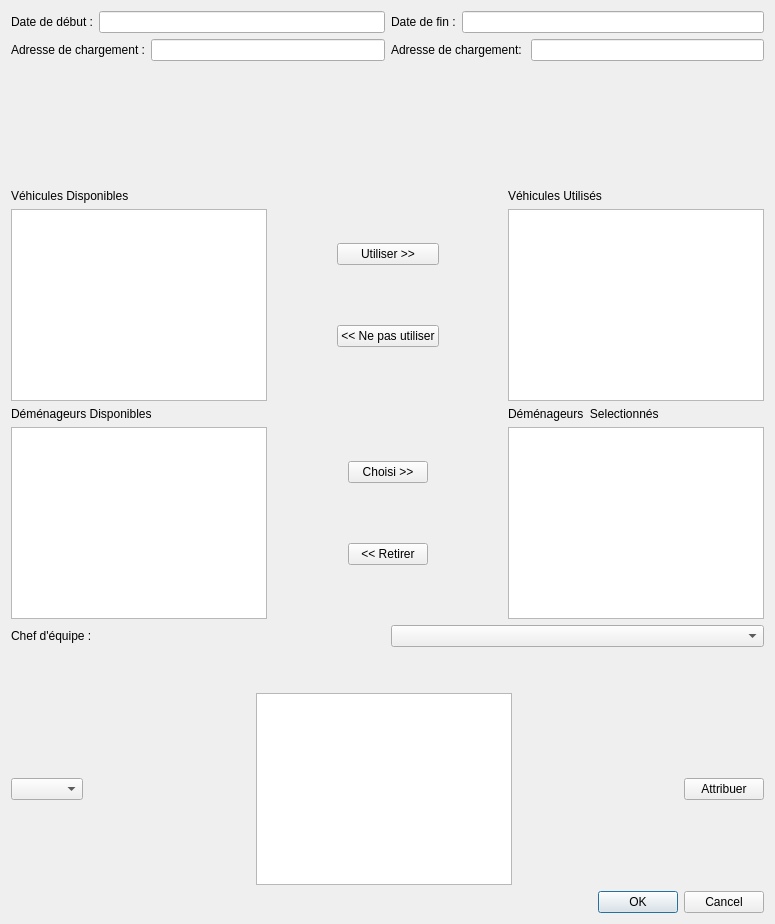
dervieuxC/gestionDemenagementCorrige, file CODE/dialogajoutdossiercommercial.ui: the form before one commit.
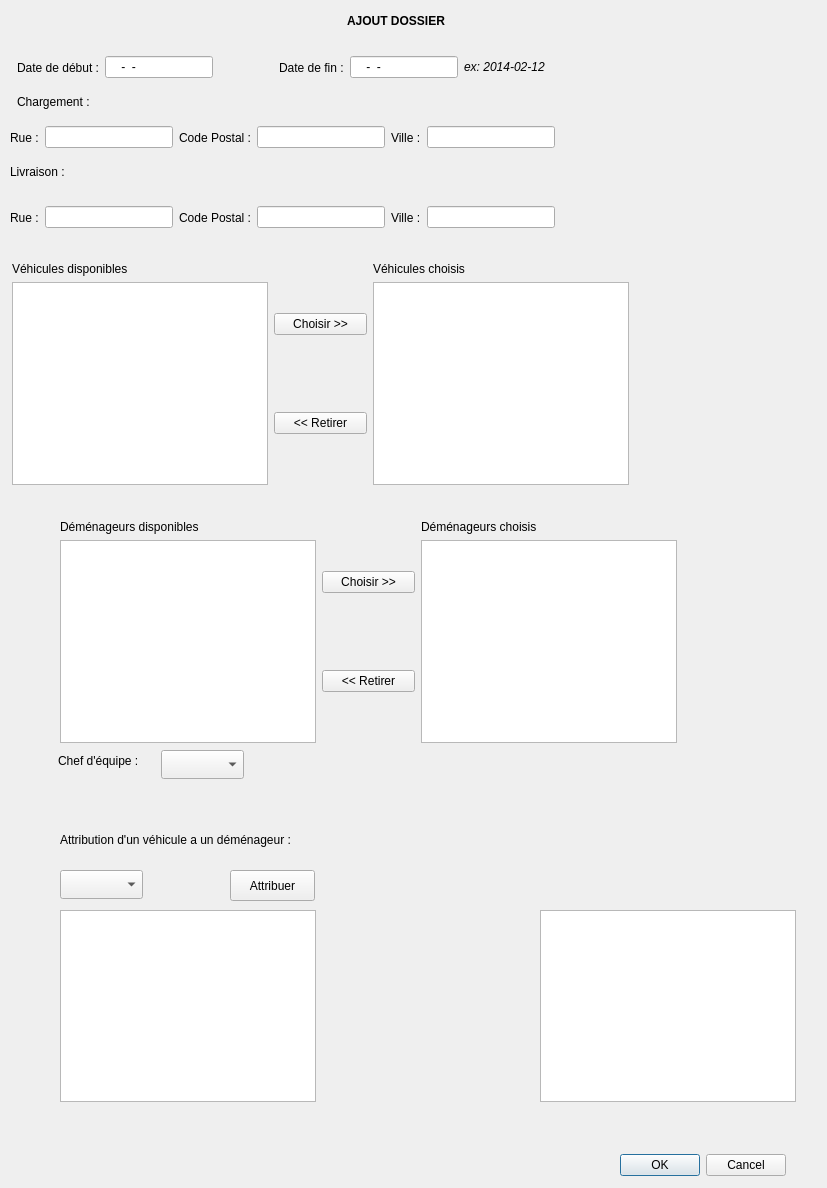
The form after the commit.

Commit message: modification interface graphique

The edit to the form file:
```diff
--- a/CODE/dialogajoutdossiercommercial.ui
+++ b/CODE/dialogajoutdossiercommercial.ui
@@ -6,20 +6,126 @@
    <rect>
     <x>0</x>
     <y>0</y>
-    <width>775</width>
-    <height>924</height>
+    <width>827</width>
+    <height>1188</height>
    </rect>
   </property>
   <property name="windowTitle">
    <string>Dialog</string>
   </property>
-  <layout class="QVBoxLayout" name="verticalLayout_10">
+  <widget class="QDialogButtonBox" name="buttonBox">
+   <property name="geometry">
+    <rect>
+     <x>610</x>
+     <y>1150</y>
+     <width>176</width>
+     <height>31</height>
+    </rect>
+   </property>
+   <property name="orientation">
+    <enum>Qt::Horizontal</enum>
+   </property>
+   <property name="standardButtons">
+    <set>QDialogButtonBox::Cancel|QDialogButtonBox::Ok</set>
+   </property>
+  </widget>
+  <widget class="QLabel" name="label_13">
+   <property name="geometry">
+    <rect>
+     <x>60</x>
+     <y>830</y>
+     <width>286</width>
+     <height>21</height>
+    </rect>
+   </property>
+   <property name="text">
+    <string>&lt;html&gt;&lt;head/&gt;&lt;body&gt;&lt;p&gt;Attribution d'un véhicule a un déménageur :&lt;/p&gt;&lt;/body&gt;&lt;/html&gt;</string>
+   </property>
+  </widget>
+  <widget class="QListWidget" name="listWidget">
+   <property name="geometry">
+    <rect>
+     <x>540</x>
+     <y>910</y>
+     <width>256</width>
+     <height>192</height>
+    </rect>
+   </property>
+  </widget>
+  <widget class="QWidget" name="">
+   <property name="geometry">
+    <rect>
+     <x>10</x>
+     <y>160</y>
+     <width>115</width>
+     <height>23</height>
+    </rect>
+   </property>
+   <layout class="QHBoxLayout" name="horizontalLayout">
    <item>
-    <layout class="QHBoxLayout" name="horizontalLayout_5">
+     <widget class="QLabel" name="labelLivraisonCommercial">
+      <property name="text">
+       <string>Livraison :</string>
+      </property>
+     </widget>
+    </item>
      <item>
-      <layout class="QVBoxLayout" name="verticalLayout">
+     <spacer name="horizontalSpacer_10">
+      <property name="orientation">
+       <enum>Qt::Horizontal</enum>
+      </property>
+      <property name="sizeHint" stdset="0">
+       <size>
+        <width>40</width>
+        <height>20</height>
+       </size>
+      </property>
+     </spacer>
+    </item>
+   </layout>
+  </widget>
+  <widget class="QWidget" name="">
+   <property name="geometry">
+    <rect>
+     <x>17</x>
+     <y>90</y>
+     <width>138</width>
+     <height>23</height>
+    </rect>
+   </property>
+   <layout class="QHBoxLayout" name="horizontalLayout_2">
        <item>
-        <layout class="QHBoxLayout" name="horizontalLayout_4">
+     <widget class="QLabel" name="labelChargementCommercial">
+      <property name="text">
+       <string>Chargement :</string>
+      </property>
+     </widget>
+    </item>
+    <item>
+     <spacer name="horizontalSpacer_9">
+      <property name="orientation">
+       <enum>Qt::Horizontal</enum>
+      </property>
+      <property name="sizeHint" stdset="0">
+       <size>
+        <width>40</width>
+        <height>20</height>
+       </size>
+      </property>
+     </spacer>
+    </item>
+   </layout>
+  </widget>
+  <widget class="QWidget" name="">
+   <property name="geometry">
+    <rect>
+     <x>17</x>
+     <y>50</y>
+     <width>587</width>
+     <height>35</height>
+    </rect>
+   </property>
+   <layout class="QHBoxLayout" name="horizontalLayout_3">
          <item>
           <widget class="QLabel" name="labelDateDebutCommercial">
            <property name="text">
@@ -28,30 +134,25 @@
           </widget>
          </item>
          <item>
-          <widget class="QLineEdit" name="lineEditDateDebutCommercial"/>
-         </item>
-        </layout>
-       </item>
-       <item>
-        <layout class="QHBoxLayout" name="horizontalLayout_3">
-         <item>
-          <widget class="QLabel" name="labelChargementCommercial">
-           <property name="text">
-            <string>Adresse de chargement :</string>
+     <widget class="QLineEdit" name="lineEditDateDebutCommercial">
+      <property name="inputMask">
+       <string>9999-99-99</string>
            </property>
           </widget>
          </item>
          <item>
-          <widget class="QLineEdit" name="lineEditChargementCommercial"/>
-         </item>
-        </layout>
-       </item>
-      </layout>
-     </item>
-     <item>
-      <layout class="QVBoxLayout" name="verticalLayout_2">
-       <item>
-        <layout class="QHBoxLayout" name="horizontalLayout">
+     <spacer name="horizontalSpacer_14">
+      <property name="orientation">
+       <enum>Qt::Horizontal</enum>
+      </property>
+      <property name="sizeHint" stdset="0">
+       <size>
+        <width>40</width>
+        <height>20</height>
+       </size>
+      </property>
+     </spacer>
+    </item>
          <item>
           <widget class="QLabel" name="labelDateFinCommercial">
            <property name="text">
@@ -60,49 +161,213 @@
           </widget>
          </item>
          <item>
-          <widget class="QLineEdit" name="lineEditDateFinCommercial"/>
-         </item>
-        </layout>
+     <widget class="QLineEdit" name="lineEditDateFinCommercial">
+      <property name="inputMask">
+       <string>9999-99-99</string>
+      </property>
+     </widget>
+    </item>
+    <item>
+     <widget class="QLabel" name="label_12">
+      <property name="text">
+       <string>&lt;html&gt;&lt;head/&gt;&lt;body&gt;&lt;p&gt;&lt;span style=&quot; font-style:italic;&quot;&gt;ex: 2014-02-12&lt;/span&gt;&lt;/p&gt;&lt;/body&gt;&lt;/html&gt;</string>
+      </property>
+     </widget>
        </item>
        <item>
-        <layout class="QHBoxLayout" name="horizontalLayout_2">
+     <spacer name="horizontalSpacer_11">
+      <property name="orientation">
+       <enum>Qt::Horizontal</enum>
+      </property>
+      <property name="sizeHint" stdset="0">
+       <size>
+        <width>40</width>
+        <height>20</height>
+       </size>
+      </property>
+     </spacer>
+    </item>
+   </layout>
+  </widget>
+  <widget class="QWidget" name="">
+   <property name="geometry">
+    <rect>
+     <x>290</x>
+     <y>10</y>
+     <width>211</width>
+     <height>23</height>
+    </rect>
+   </property>
+   <layout class="QHBoxLayout" name="horizontalLayout_4">
          <item>
-          <widget class="QLabel" name="labelLivraisonCommercial">
+     <spacer name="horizontalSpacer_5">
+      <property name="orientation">
+       <enum>Qt::Horizontal</enum>
+      </property>
+      <property name="sizeHint" stdset="0">
+       <size>
+        <width>40</width>
+        <height>20</height>
+       </size>
+      </property>
+     </spacer>
+    </item>
+    <item>
+     <widget class="QLabel" name="label_8">
            <property name="text">
-            <string>Adresse de chargement: </string>
+       <string>&lt;html&gt;&lt;head/&gt;&lt;body&gt;&lt;p&gt;&lt;span style=&quot; font-weight:600;&quot;&gt;AJOUT DOSSIER&lt;/span&gt;&lt;/p&gt;&lt;/body&gt;&lt;/html&gt;</string>
            </property>
           </widget>
          </item>
          <item>
-          <widget class="QLineEdit" name="lineEditLivraisonCommercial"/>
-         </item>
-        </layout>
-       </item>
-      </layout>
-     </item>
-    </layout>
+     <spacer name="horizontalSpacer_8">
+      <property name="orientation">
+       <enum>Qt::Horizontal</enum>
+      </property>
+      <property name="sizeHint" stdset="0">
+       <size>
+        <width>40</width>
+        <height>20</height>
+       </size>
+      </property>
+     </spacer>
+    </item>
+   </layout>
+  </widget>
+  <widget class="QWidget" name="">
+   <property name="geometry">
+    <rect>
+     <x>10</x>
+     <y>120</y>
+     <width>673</width>
+     <height>35</height>
+    </rect>
+   </property>
+   <layout class="QHBoxLayout" name="horizontalLayout_5">
+    <item>
+     <widget class="QLabel" name="label_5">
+      <property name="text">
+       <string>Rue :</string>
+      </property>
+     </widget>
+    </item>
+    <item>
+     <widget class="QLineEdit" name="lineEditRueChargement"/>
+    </item>
+    <item>
+     <widget class="QLabel" name="label_6">
+      <property name="text">
+       <string>Code Postal :</string>
+      </property>
+     </widget>
    </item>
    <item>
-    <spacer name="verticalSpacer">
+     <widget class="QLineEdit" name="lineEditCPChargement">
+      <property name="inputMask">
+       <string>99999</string>
+      </property>
+     </widget>
+    </item>
+    <item>
+     <widget class="QLabel" name="label_7">
+      <property name="text">
+       <string>Ville :</string>
+      </property>
+     </widget>
+    </item>
+    <item>
+     <widget class="QLineEdit" name="lineEditVilleChargement"/>
+    </item>
+    <item>
+     <spacer name="horizontalSpacer_12">
      <property name="orientation">
-      <enum>Qt::Vertical</enum>
+       <enum>Qt::Horizontal</enum>
      </property>
      <property name="sizeHint" stdset="0">
       <size>
-       <width>20</width>
-       <height>40</height>
+        <width>40</width>
+        <height>20</height>
       </size>
      </property>
     </spacer>
    </item>
+   </layout>
+  </widget>
+  <widget class="QWidget" name="">
+   <property name="geometry">
+    <rect>
+     <x>10</x>
+     <y>200</y>
+     <width>673</width>
+     <height>35</height>
+    </rect>
+   </property>
+   <layout class="QHBoxLayout" name="horizontalLayout_10">
    <item>
+     <widget class="QLabel" name="label_10">
+      <property name="text">
+       <string>Rue :</string>
+      </property>
+     </widget>
+    </item>
+    <item>
+     <widget class="QLineEdit" name="lineEditRueLivraison"/>
+    </item>
+    <item>
+     <widget class="QLabel" name="label_11">
+      <property name="text">
+       <string>Code Postal :</string>
+      </property>
+     </widget>
+    </item>
+    <item>
+     <widget class="QLineEdit" name="lineEditCPLivraison">
+      <property name="inputMask">
+       <string>99999</string>
+      </property>
+     </widget>
+    </item>
+    <item>
+     <widget class="QLabel" name="label_9">
+      <property name="text">
+       <string>Ville :</string>
+      </property>
+     </widget>
+    </item>
+    <item>
+     <widget class="QLineEdit" name="lineEditVilleLivraison"/>
+    </item>
+    <item>
+     <spacer name="horizontalSpacer_13">
+      <property name="orientation">
+       <enum>Qt::Horizontal</enum>
+      </property>
+      <property name="sizeHint" stdset="0">
+       <size>
+        <width>40</width>
+        <height>20</height>
+       </size>
+      </property>
+     </spacer>
+    </item>
+   </layout>
+  </widget>
+  <widget class="QWidget" name="">
+   <property name="geometry">
+    <rect>
+     <x>12</x>
+     <y>262</y>
+     <width>617</width>
+     <height>223</height>
+    </rect>
+   </property>
     <layout class="QHBoxLayout" name="horizontalLayout_6">
      <item>
-      <layout class="QVBoxLayout" name="verticalLayout_9">
+     <layout class="QVBoxLayout" name="verticalLayout_2">
        <item>
         <widget class="QLabel" name="label">
          <property name="text">
-          <string>Véhicules Disponibles</string>
+         <string>Véhicules disponibles</string>
          </property>
         </widget>
        </item>
@@ -112,7 +377,9 @@
       </layout>
      </item>
      <item>
-      <spacer name="horizontalSpacer_3">
+     <layout class="QVBoxLayout" name="verticalLayout">
+      <item>
+       <spacer name="horizontalSpacer_2">
        <property name="orientation">
         <enum>Qt::Horizontal</enum>
        </property>
@@ -124,26 +391,38 @@
        </property>
       </spacer>
      </item>
-     <item>
-      <layout class="QVBoxLayout" name="verticalLayout_3">
        <item>
         <widget class="QPushButton" name="pushButtonUtiliser">
          <property name="text">
-          <string>Utiliser &gt;&gt;</string>
+         <string>Choisir &gt;&gt;</string>
          </property>
         </widget>
        </item>
+      <item>
+       <spacer name="verticalSpacer">
+        <property name="orientation">
+         <enum>Qt::Vertical</enum>
+        </property>
+        <property name="sizeType">
+         <enum>QSizePolicy::Ignored</enum>
+        </property>
+        <property name="sizeHint" stdset="0">
+         <size>
+          <width>20</width>
+          <height>40</height>
+         </size>
+        </property>
+       </spacer>
+      </item>
        <item>
         <widget class="QPushButton" name="pushButtonNePasUtiliser">
          <property name="text">
-          <string>&lt;&lt; Ne pas utiliser</string>
+         <string>&lt;&lt; Retirer</string>
          </property>
         </widget>
        </item>
-      </layout>
-     </item>
      <item>
-      <spacer name="horizontalSpacer_2">
+       <spacer name="horizontalSpacer_3">
        <property name="orientation">
         <enum>Qt::Horizontal</enum>
        </property>
@@ -155,12 +434,14 @@
        </property>
       </spacer>
      </item>
+     </layout>
+    </item>
      <item>
-      <layout class="QVBoxLayout" name="verticalLayout_8">
+     <layout class="QVBoxLayout" name="verticalLayout_3">
        <item>
         <widget class="QLabel" name="label_2">
          <property name="text">
-          <string>Véhicules Utilisés</string>
+         <string>Véhicules choisis</string>
          </property>
         </widget>
        </item>
@@ -170,15 +451,23 @@
       </layout>
      </item>
     </layout>
-   </item>
-   <item>
+  </widget>
+  <widget class="QWidget" name="">
+   <property name="geometry">
+    <rect>
+     <x>60</x>
+     <y>520</y>
+     <width>617</width>
+     <height>223</height>
+    </rect>
+   </property>
     <layout class="QHBoxLayout" name="horizontalLayout_7">
      <item>
       <layout class="QVBoxLayout" name="verticalLayout_6">
        <item>
         <widget class="QLabel" name="label_3">
          <property name="text">
-          <string>Déménageurs Disponibles</string>
+         <string>Déménageurs disponibles</string>
          </property>
         </widget>
        </item>
@@ -187,28 +476,44 @@
        </item>
       </layout>
      </item>
-     <item>
-      <spacer name="horizontalSpacer">
-       <property name="orientation">
-        <enum>Qt::Horizontal</enum>
-       </property>
-       <property name="sizeHint" stdset="0">
-        <size>
-         <width>40</width>
-         <height>20</height>
-        </size>
-       </property>
-      </spacer>
-     </item>
      <item>
       <layout class="QVBoxLayout" name="verticalLayout_4">
+      <item>
+       <spacer name="horizontalSpacer">
+        <property name="orientation">
+         <enum>Qt::Horizontal</enum>
+        </property>
+        <property name="sizeHint" stdset="0">
+         <size>
+          <width>40</width>
+          <height>20</height>
+         </size>
+        </property>
+       </spacer>
+      </item>
        <item>
         <widget class="QPushButton" name="pushButtonChoisir">
          <property name="text">
-          <string>Choisi &gt;&gt;</string>
+         <string>Choisir &gt;&gt;</string>
          </property>
         </widget>
        </item>
+      <item>
+       <spacer name="verticalSpacer_2">
+        <property name="orientation">
+         <enum>Qt::Vertical</enum>
+        </property>
+        <property name="sizeType">
+         <enum>QSizePolicy::Ignored</enum>
+        </property>
+        <property name="sizeHint" stdset="0">
+         <size>
+          <width>20</width>
+          <height>40</height>
+         </size>
+        </property>
+       </spacer>
+      </item>
        <item>
         <widget class="QPushButton" name="pushButtonRetirer">
          <property name="text">
@@ -216,8 +521,6 @@
          </property>
         </widget>
        </item>
-      </layout>
-     </item>
      <item>
       <spacer name="horizontalSpacer_4">
        <property name="orientation">
@@ -231,12 +534,14 @@
        </property>
       </spacer>
      </item>
+     </layout>
+    </item>
      <item>
       <layout class="QVBoxLayout" name="verticalLayout_7">
        <item>
         <widget class="QLabel" name="label_4">
          <property name="text">
-          <string>Déménageurs  Selectionnés</string>
+         <string>Déménageurs choisis</string>
          </property>
         </widget>
        </item>
@@ -246,40 +551,39 @@
       </layout>
      </item>
     </layout>
-   </item>
-   <item>
-    <layout class="QVBoxLayout" name="verticalLayout_5">
-     <item>
-      <layout class="QHBoxLayout" name="horizontalLayout_9">
-       <item>
+  </widget>
         <widget class="QLabel" name="labelChefEquipeCommercial">
+   <property name="geometry">
+    <rect>
+     <x>58</x>
+     <y>750</y>
+     <width>97</width>
+     <height>21</height>
+    </rect>
+   </property>
          <property name="text">
           <string>Chef d'équipe :</string>
          </property>
         </widget>
-       </item>
-       <item>
-        <widget class="QComboBox" name="comboBoxChefEquipe"/>
-       </item>
-      </layout>
-     </item>
-     <item>
-      <spacer name="verticalSpacer_4">
-       <property name="orientation">
-        <enum>Qt::Vertical</enum>
-       </property>
-       <property name="sizeHint" stdset="0">
-        <size>
-         <width>20</width>
-         <height>40</height>
-        </size>
-       </property>
-      </spacer>
-     </item>
-     <item>
-      <layout class="QHBoxLayout" name="horizontalLayout_8">
-       <item>
+  <widget class="QComboBox" name="comboBoxChefEquipe">
+   <property name="geometry">
+    <rect>
+     <x>161</x>
+     <y>750</y>
+     <width>83</width>
+     <height>29</height>
+    </rect>
+   </property>
+  </widget>
         <widget class="QComboBox" name="comboBoxDemenageurAttribue">
+   <property name="geometry">
+    <rect>
+     <x>60</x>
+     <y>870</y>
+     <width>83</width>
+     <height>29</height>
+    </rect>
+   </property>
          <property name="sizeIncrement">
           <size>
            <width>0</width>
@@ -293,58 +597,29 @@
           </size>
          </property>
         </widget>
-       </item>
-       <item>
-        <spacer name="horizontalSpacer_6">
-         <property name="orientation">
-          <enum>Qt::Horizontal</enum>
-         </property>
-         <property name="sizeHint" stdset="0">
-          <size>
-           <width>40</width>
-           <height>20</height>
-          </size>
-         </property>
-        </spacer>
-       </item>
-       <item>
-        <widget class="QListView" name="listViewVehiculesAttribue"/>
-       </item>
-       <item>
-        <spacer name="horizontalSpacer_7">
-         <property name="orientation">
-          <enum>Qt::Horizontal</enum>
-         </property>
-         <property name="sizeHint" stdset="0">
-          <size>
-           <width>40</width>
-           <height>20</height>
-          </size>
-         </property>
-        </spacer>
-       </item>
-       <item>
+  <widget class="QListView" name="listViewVehiculesAttribue">
+   <property name="geometry">
+    <rect>
+     <x>60</x>
+     <y>910</y>
+     <width>256</width>
+     <height>192</height>
+    </rect>
+   </property>
+  </widget>
         <widget class="QPushButton" name="pushButtonAttribuer">
+   <property name="geometry">
+    <rect>
+     <x>230</x>
+     <y>870</y>
+     <width>85</width>
+     <height>31</height>
+    </rect>
+   </property>
          <property name="text">
           <string>Attribuer</string>
          </property>
         </widget>
-       </item>
-      </layout>
-     </item>
-    </layout>
-   </item>
-   <item>
-    <widget class="QDialogButtonBox" name="buttonBox">
-     <property name="orientation">
-      <enum>Qt::Horizontal</enum>
-     </property>
-     <property name="standardButtons">
-      <set>QDialogButtonBox::Cancel|QDialogButtonBox::Ok</set>
-     </property>
-    </widget>
-   </item>
-  </layout>
  </widget>
  <resources/>
  <connections>
```
Lines whose indentation alone changed are shown as unchanged. The commit also changes 7 other files.
